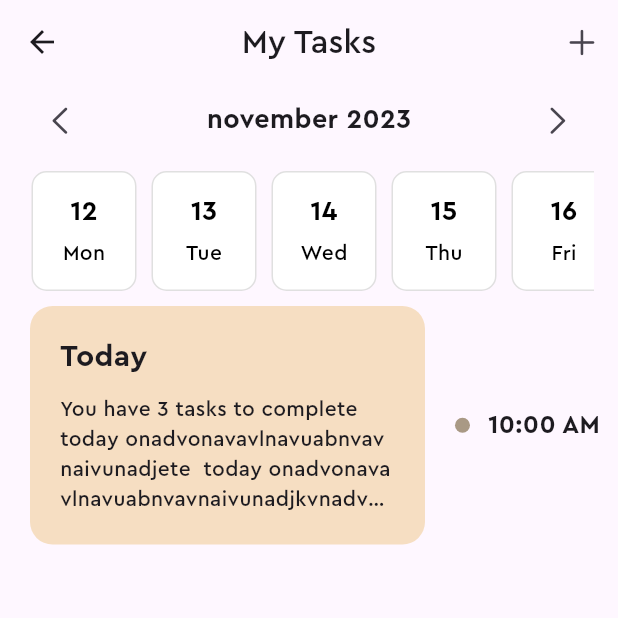
After one commit to yashnandwanii/Task-Manager-App, a Flutter app: the Homepage screen opened directly, after a tap on an icon or button, on a phone screen of 412 x 824 dp, the top half of it. The commit adds this screen. Run offline on Flutter 3.47's test engine with Material 3 defaults, Android fonts, the phone set to English and light mode, and no system bars; our stand-ins replace flutter_bloc, shared_preferences, sqflite; missing offline and left inert: flex_color_picker; accounts and stored records are empty.

Commit message:
feat: Add task management features with authentication and local storage integration

```diff
--- /dev/null
+++ b/frontend/lib/core/constants/utils.dart
@@ -0,0 +1,25 @@
+import 'package:flutter/material.dart';
+
+Color strengthenColor(Color color, double factor) {
+  int r = (color.red * factor).clamp(0, 255).toInt();
+  int g = (color.green * factor).clamp(0, 255).toInt();
+  int b = (color.blue * factor).clamp(0, 255).toInt();
+
+  return Color.fromARGB(color.alpha, r, g, b);
+}
+
+List<DateTime> generateWeekDates(int weekOffset) {
+  final today = DateTime.now();
+  DateTime startOfWeek = today.subtract(Duration(days: today.weekday - 1));
+  startOfWeek = startOfWeek.add(Duration(days: weekOffset * 7));
+
+  return List.generate(7, (index) => startOfWeek.add(Duration(days: index)));
+}
+
+String rgbToHex(Color color) {
+  return '${color.red.toRadixString(16).padLeft(2, '0')}${color.green.toRadixString(16).padLeft(2, '0')}${color.blue.toRadixString(16).padLeft(2, '0')}';
+}
+
+Color hexToRgb(String hex) {
+  return Color(int.parse(hex, radix: 16) + 0xFF000000);
+}
--- /dev/null
+++ b/frontend/lib/features/home/pages/homepage.dart
@@ -0,0 +1,70 @@
+import 'package:flutter/cupertino.dart';
+import 'package:flutter/material.dart';
+import 'package:frontend/core/constants/utils.dart';
+import 'package:frontend/features/home/pages/add_new_task_page.dart';
+import 'package:frontend/features/home/widgets/date_selector.dart';
+import 'package:frontend/features/home/widgets/tasks_card.dart';
+
+class Homepage extends StatelessWidget {
+  static MaterialPageRoute route() => MaterialPageRoute(
+        builder: (context) => const Homepage(),
+      );
+  const Homepage({super.key});
+
+  @override
+  Widget build(BuildContext context) {
+    return Scaffold(
+      appBar: AppBar(
+        title: const Text('My Tasks'),
+        centerTitle: true,
+        actions: [
+          IconButton(
+            onPressed: () {
+              Navigator.push(
+                context,
+                AddNewTaskPage.route(),
+              );
+            },
+            icon: const Icon(CupertinoIcons.add),
+          ),
+        ],
+      ),
+      body: Column(
+        children: [
+          DateSelector(),
+          Row(
+            children: [
+              Expanded(
+                child: TasksCard(
+                  color: Color.fromRGBO(246, 222, 194, 1),
+                  headerText: 'Today',
+                  descriptionText:
+                      'You have 3 tasks to complete  today onadvonavavlnavuabnvavnaivunadjete  today onadvonavavlnavuabnvavnaivunadjkvnadvajnvjkadnvjadnviabvdakvd avjaivbviavbd',
+                ),
+              ),
+              Container(
+                width: 10,
+                height: 10,
+                decoration: BoxDecoration(
+                  color: strengthenColor(
+                      const Color.fromRGBO(246, 222, 194, 1), 0.69),
+                  borderRadius: BorderRadius.circular(5),
+                ),
+              ),
+              Padding(
+                padding: const EdgeInsets.all(12.0),
+                child: Text(
+                  '10:00 AM',
+                  style: const TextStyle(
+                    fontSize: 17,
+                    fontWeight: FontWeight.bold,
+                  ),
+                ),
+              ),
+            ],
+          ),
+        ],
+      ),
+    );
+  }
+}
--- /dev/null
+++ b/frontend/lib/features/home/widgets/date_selector.dart
@@ -0,0 +1,119 @@
+import 'package:flutter/cupertino.dart';
+import 'package:flutter/material.dart';
+import 'package:frontend/core/constants/utils.dart';
+import 'package:intl/intl.dart';
+
+class DateSelector extends StatefulWidget {
+  const DateSelector({super.key});
+
+  @override
+  State<DateSelector> createState() => _DateSelectorState();
+}
+
+class _DateSelectorState extends State<DateSelector> {
+  int weekOffset = 0;
+  DateTime selectedDate = DateTime.now();
+
+  @override
+  Widget build(BuildContext context) {
+    final weekDates = generateWeekDates(weekOffset);
+    return Column(
+      children: [
+        Padding(
+          padding: const EdgeInsets.symmetric(
+            horizontal: 16,
+          ).copyWith(
+            bottom: 10,
+          ),
+          child: Row(
+            mainAxisAlignment: MainAxisAlignment.spaceBetween,
+            children: [
+              IconButton(
+                onPressed: () {
+                  // Handle previous week
+                  setState(() {
+                    weekOffset--;
+                  });
+                },
+                icon: const Icon(CupertinoIcons.chevron_left),
+              ),
+              const Text(
+                'november 2023',
+                style: TextStyle(
+                  fontSize: 18,
+                  fontWeight: FontWeight.bold,
+                ),
+              ),
+              IconButton(
+                onPressed: () {
+                  // Handle next week
+                  setState(() {
+                    weekOffset++;
+                  });
+                },
+                icon: const Icon(CupertinoIcons.chevron_right),
+              ),
+            ],
+          ),
+        ),
+        Padding(
+          padding: const EdgeInsets.symmetric(horizontal: 16),
+          child: SizedBox(
+            height: 80,
+            child: ListView.builder(
+              scrollDirection: Axis.horizontal,
+              itemCount: weekDates.length,
+              itemBuilder: (context, index) {
+                final date = weekDates[index];
+                bool isSelected = DateFormat('d').format(date) ==
+                        DateFormat('d').format(selectedDate) &&
+                    selectedDate.month == date.month &&
+                    selectedDate.year == date.year;
+                return GestureDetector(
+                  onTap: () => setState(() {
+                    selectedDate = date;
+                  }),
+                  child: Container(
+                    width: 70,
+                    margin: const EdgeInsets.symmetric(horizontal: 5),
+                    decoration: BoxDecoration(
+                      color:
+                          isSelected ? Colors.deepOrangeAccent : Colors.white,
+                      border: Border.all(
+                        color: isSelected
+                            ? Colors.deepOrangeAccent
+                            : Colors.grey.shade300,
+                      ),
+                      borderRadius: BorderRadius.circular(10),
+                    ),
+                    child: Column(
+                      mainAxisAlignment: MainAxisAlignment.center,
+                      children: [
+                        Text(
+                          DateFormat("d").format(date),
+                          style: TextStyle(
+                            fontSize: 18,
+                            fontWeight: FontWeight.bold,
+                            color: isSelected ? Colors.white : Colors.black,
+                          ),
+                        ),
+                        const SizedBox(height: 5),
+                        Text(
+                          DateFormat("EEE").format(date),
+                          style: TextStyle(
+                            fontSize: 14,
+                            color: isSelected ? Colors.white : Colors.black,
+                          ),
+                        ),
+                      ],
+                    ),
+                  ),
+                );
+              },
+            ),
+          ),
+        ),
+      ],
+    );
+  }
+}
--- /dev/null
+++ b/frontend/lib/features/home/widgets/tasks_card.dart
@@ -0,0 +1,45 @@
+import 'package:flutter/material.dart';
+
+class TasksCard extends StatelessWidget {
+  final Color color;
+  final String headerText;
+  final String descriptionText;
+  TasksCard(
+      {super.key,
+      required this.color,
+      required this.headerText,
+      this.descriptionText = ''});
+
+  @override
+  Widget build(BuildContext context) {
+    return Container(
+      margin: const EdgeInsets.symmetric(horizontal: 20, vertical: 10),
+      padding: const EdgeInsets.all(20),
+      decoration: BoxDecoration(
+        color: color,
+        borderRadius: BorderRadius.circular(15),
+      ),
+      child: Column(
+        crossAxisAlignment: CrossAxisAlignment.start,
+        children: [
+          Text(
+            headerText,
+            style: const TextStyle(
+              fontSize: 20,
+              fontWeight: FontWeight.bold,
+            ),
+          ),
+          const SizedBox(height: 10),
+          Text(
+            descriptionText,
+            style: const TextStyle(
+              fontSize: 14,
+            ),
+            maxLines: 4,
+            overflow: TextOverflow.ellipsis,
+          ),
+        ],
+      ),
+    );
+  }
+}
```
Also changed, not shown: frontend/lib/core/services/shared_pref_service.dart (added, +13 -0 lines), frontend/lib/features/auth/cubit/auth_cubit.dart (+31 -4 lines), frontend/lib/features/auth/pages/login_page.dart (+3 -7 lines), frontend/lib/features/auth/repository/auth_local_repository.dart (added, +59 -0 lines), frontend/lib/features/auth/repository/auth_remote_repository.dart (+49 -6 lines), frontend/lib/features/home/pages/add_new_task_page.dart (added, +162 -0 lines), frontend/lib/main.dart (+35 -8 lines), frontend/pubspec.yaml (+11 -0 lines), frontend/assets/fonts/Cera-Pro-Bold.otf (added), frontend/assets/fonts/Cera-Pro-Medium.otf (added), frontend/pubspec.lock, 4 other files.
